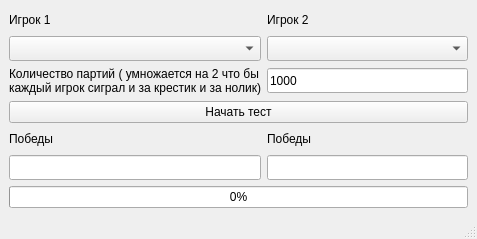
First picture: the form in force_test.ui, repository Lostinlongfile/Xox, before the edit.
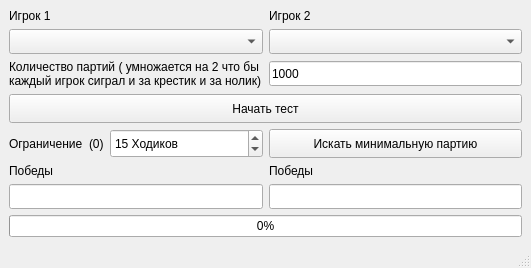
Second picture: the form after the edit.

The edit to the form file:
```diff
--- a/force_test.ui
+++ b/force_test.ui
@@ -6,8 +6,8 @@
    <rect>
     <x>0</x>
     <y>0</y>
-    <width>477</width>
-    <height>239</height>
+    <width>531</width>
+    <height>268</height>
    </rect>
   </property>
   <property name="windowTitle">
@@ -92,6 +92,12 @@
     </item>
     <item row="4" column="0" colspan="2">
      <widget class="QPushButton" name="pushButton">
+      <property name="sizePolicy">
+       <sizepolicy hsizetype="Minimum" vsizetype="Expanding">
+        <horstretch>0</horstretch>
+        <verstretch>0</verstretch>
+       </sizepolicy>
+      </property>
       <property name="text">
        <string>Начать тест</string>
       </property>
@@ -153,6 +159,62 @@
       </property>
      </widget>
     </item>
+    <item row="5" column="1">
+     <widget class="QPushButton" name="pushButton_2">
+      <property name="sizePolicy">
+       <sizepolicy hsizetype="Minimum" vsizetype="Expanding">
+        <horstretch>0</horstretch>
+        <verstretch>0</verstretch>
+       </sizepolicy>
+      </property>
+      <property name="text">
+       <string>Искать минимальную партию</string>
+      </property>
+     </widget>
+    </item>
+    <item row="5" column="0">
+     <layout class="QHBoxLayout" name="horizontalLayout">
+      <item>
+       <widget class="QLabel" name="label_6">
+        <property name="text">
+         <string>Ограничение</string>
+        </property>
+       </widget>
+      </item>
+      <item>
+       <widget class="QLabel" name="label_7">
+        <property name="sizePolicy">
+         <sizepolicy hsizetype="Minimum" vsizetype="Preferred">
+          <horstretch>0</horstretch>
+          <verstretch>0</verstretch>
+         </sizepolicy>
+        </property>
+        <property name="text">
+         <string>(0)</string>
+        </property>
+       </widget>
+      </item>
+      <item>
+       <widget class="QSpinBox" name="spinBox">
+        <property name="sizePolicy">
+         <sizepolicy hsizetype="Expanding" vsizetype="Expanding">
+          <horstretch>0</horstretch>
+          <verstretch>0</verstretch>
+         </sizepolicy>
+        </property>
+        <property name="suffix">
+         <string> Ходиков</string>
+        </property>
+        <property name="prefix">
+         <string/>
+        </property>
+        <property name="value">
+         <number>15</number>
+        </property>
+       </widget>
+      </item>
+     </layout>
+    </item>
    </layout>
   </widget>
   <widget class="QMenuBar" name="menubar">
```
Left out of the diff: 2 changed lines with no effect on the pictures.
